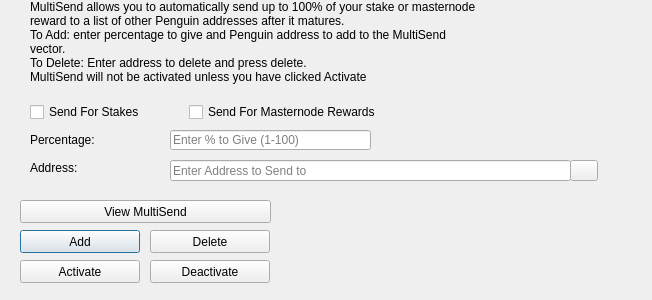
This is src/qt/forms/multisenddialog.ui in coinpeng/pengcore as Qt 5 draws it before an edit. The edited form follows.
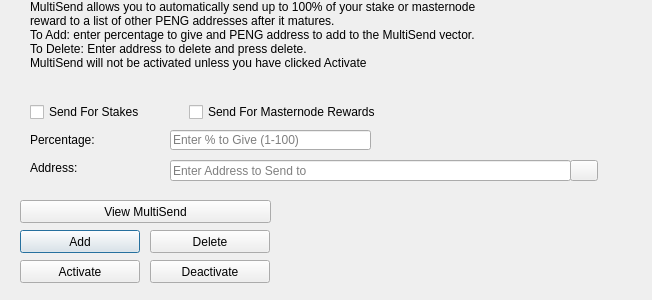
This is the edited form. Icons and pictures are not drawn.

Commit message:
Update PENG Core to version 1.2.9 (#1)
* Add checkpoints + update ports, graphics & copyright

* Cleanup of compile output

* Fix version number

* Update protocol versions

* Update PENG summary & blockchain information

* Add explorers

* Fix copyright text

* Fix client name & cleanup output files

* Finalize rebranding with name change

* Update links

* Update version number to 1.2.9

Last update before mandatory update 1.3.x

What changed in the file:
```diff
--- a/src/qt/forms/multisenddialog.ui
+++ b/src/qt/forms/multisenddialog.ui
@@ -61,8 +61,8 @@
     <number>1</number>
    </property>
    <property name="text">
-    <string>MultiSend allows you to automatically send up to 100% of your stake or masternode reward to a list of other Penguin addresses after it matures.
-To Add: enter percentage to give and Penguin address to add to the MultiSend vector.
+    <string>MultiSend allows you to automatically send up to 100% of your stake or masternode reward to a list of other PENG addresses after it matures.
+To Add: enter percentage to give and PENG address to add to the MultiSend vector.
 To Delete: Enter address to delete and press delete.
 MultiSend will not be activated unless you have clicked Activate</string>
    </property>
```
Left out of the diff: 4 changed lines with no effect on the pictures. The commit also changes 365 other files.
